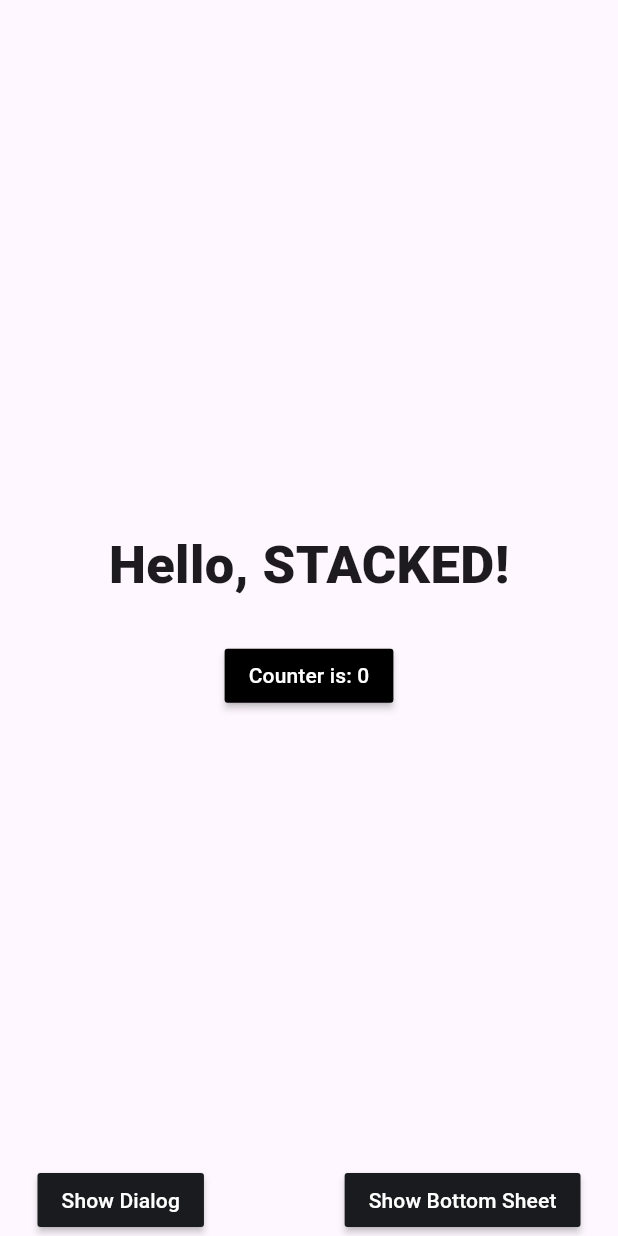
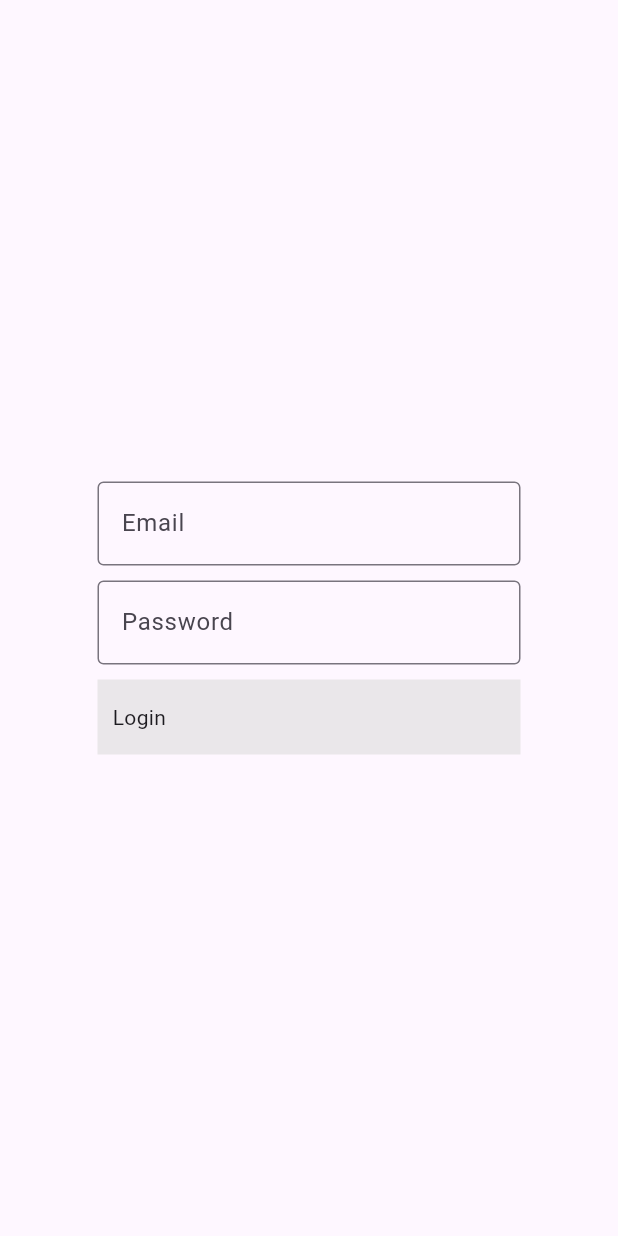
Before and after one commit to LeNikki/pinoki, a Flutter app: the screen it shows after launch, on a phone screen of 412 x 824 dp. Run offline on Flutter 3.47's test engine with Material 3 defaults, Android fonts, the phone set to English and light mode, and no system bars; our stand-ins replace stacked, stacked_services, stacked_shared.

Commit message:
basic login page

```diff
--- a/lib/app/app.dart
+++ b/lib/app/app.dart
@@ -4,13 +4,15 @@ import 'package:pinoki/ui/views/home/home_view.dart';
 import 'package:pinoki/ui/views/startup/startup_view.dart';
 import 'package:stacked/stacked_annotations.dart';
 import 'package:stacked_services/stacked_services.dart';
+import 'package:pinoki/ui/views/login/login_view.dart';
 // @stacked-import
 
 @StackedApp(
   routes: [
     MaterialRoute(page: HomeView),
     MaterialRoute(page: StartupView),
-    // @stacked-route
+    MaterialRoute(page: LoginView),
+// @stacked-route
   ],
   dependencies: [
     LazySingleton(classType: BottomSheetService),
--- a/lib/app/app.router.dart
+++ b/lib/app/app.router.dart
@@ -5,21 +5,25 @@
 // **************************************************************************
 
 // ignore_for_file: no_leading_underscores_for_library_prefixes
-import 'package:flutter/material.dart' as _i4;
+import 'package:flutter/material.dart' as _i5;
 import 'package:flutter/material.dart';
 import 'package:pinoki/ui/views/home/home_view.dart' as _i2;
+import 'package:pinoki/ui/views/login/login_view.dart' as _i4;
 import 'package:pinoki/ui/views/startup/startup_view.dart' as _i3;
 import 'package:stacked/stacked.dart' as _i1;
-import 'package:stacked_services/stacked_services.dart' as _i5;
+import 'package:stacked_services/stacked_services.dart' as _i6;
 
 class Routes {
   static const homeView = '/home-view';
 
   static const startupView = '/startup-view';
 
+  static const loginView = '/login-view';
+
   static const all = <String>{
     homeView,
     startupView,
+    loginView,
   };
 }
 
@@ -33,18 +37,28 @@ class StackedRouter extends _i1.RouterBase {
       Routes.startupView,
       page: _i3.StartupView,
     ),
+    _i1.RouteDef(
+      Routes.loginView,
+      page: _i4.LoginView,
+    ),
   ];
 
   final _pagesMap = <Type, _i1.StackedRouteFactory>{
     _i2.HomeView: (data) {
-      return _i4.MaterialPageRoute<dynamic>(
+      return _i5.MaterialPageRoute<dynamic>(
         builder: (context) => const _i2.HomeView(),
         settings: data,
       );
     },
     _i3.StartupView: (data) {
-      return _i4.MaterialPageRoute<dynamic>(
+      return _i5.MaterialPageRoute<dynamic>(
         builder: (context) => const _i3.StartupView(),
+        settings: data,
+      );
+    },
+    _i4.LoginView: (data) {
+      return _i5.MaterialPageRoute<dynamic>(
+        builder: (context) => const _i4.LoginView(),
         settings: data,
       );
     },
@@ -57,7 +71,7 @@ class StackedRouter extends _i1.RouterBase {
   Map<Type, _i1.StackedRouteFactory> get pagesMap => _pagesMap;
 }
 
-extension NavigatorStateExtension on _i5.NavigationService {
+extension NavigatorStateExtension on _i6.NavigationService {
   Future<dynamic> navigateToHomeView([
     int? routerId,
     bool preventDuplicates = true,
@@ -80,6 +94,20 @@ extension NavigatorStateExtension on _i5.NavigationService {
         transition,
   ]) async {
     return navigateTo<dynamic>(Routes.startupView,
+        id: routerId,
+        preventDuplicates: preventDuplicates,
+        parameters: parameters,
+        transition: transition);
+  }
+
+  Future<dynamic> navigateToLoginView([
+    int? routerId,
+    bool preventDuplicates = true,
+    Map<String, String>? parameters,
+    Widget Function(BuildContext, Animation<double>, Animation<double>, Widget)?
+        transition,
+  ]) async {
+    return navigateTo<dynamic>(Routes.loginView,
         id: routerId,
         preventDuplicates: preventDuplicates,
         parameters: parameters,
@@ -113,4 +141,18 @@ extension NavigatorStateExtension on _i5.NavigationService {
         parameters: parameters,
         transition: transition);
   }
+
+  Future<dynamic> replaceWithLoginView([
+    int? routerId,
+    bool preventDuplicates = true,
+    Map<String, String>? parameters,
+    Widget Function(BuildContext, Animation<double>, Animation<double>, Widget)?
+        transition,
+  ]) async {
+    return replaceWith<dynamic>(Routes.loginView,
+        id: routerId,
+        preventDuplicates: preventDuplicates,
+        parameters: parameters,
+        transition: transition);
+  }
 }
--- /dev/null
+++ b/lib/ui/views/login/login_view.dart
@@ -0,0 +1,77 @@
+import 'package:flutter/material.dart';
+import 'package:stacked/stacked.dart';
+
+import 'login_viewmodel.dart';
+
+class LoginView extends StackedView<LoginViewModel> {
+  const LoginView({Key? key}) : super(key: key);
+
+  @override
+  Widget builder(
+    BuildContext context,
+    LoginViewModel viewModel,
+    Widget? child,
+  ) {
+    return Scaffold(
+      backgroundColor: Theme.of(context).colorScheme.background,
+      body: Container(
+        padding: const EdgeInsets.only(left: 25.0, right: 25.0),
+        child: Container(
+          padding: const EdgeInsets.symmetric(horizontal: 40),
+          child: Column(
+          mainAxisAlignment: MainAxisAlignment.center,
+          children: [
+            TextField(
+              decoration: const InputDecoration(
+                hintText: "Enter email",
+                label: Text("Email"),
+                border: OutlineInputBorder()
+              ),
+              textInputAction: TextInputAction.next,
+              focusNode: viewModel.emailNode,
+              onSubmitted: (_) {  FocusScope.of(context).requestFocus(viewModel.passwordNode);}
+            ),
+            SizedBox(height: 10),
+            TextField(
+              decoration: const InputDecoration(
+                hintText: "Enter password",
+                label: Text("Password"),
+                border: OutlineInputBorder()
+              ),
+              focusNode: viewModel.passwordNode,
+              textInputAction: TextInputAction.next,
+              onSubmitted: (_) => viewModel.login()
+            ),
+            GestureDetector(
+              onTap: (){},
+              child: Container(
+                //decoration:
+                //BoxDecoration(
+                  // boxShadow: [
+                  //   BoxShadow(
+                  //     offset: Offset(0, 0),
+                  //     blurRadius: 10
+                  //   )
+                  // ],
+
+                //),
+                color:const Color.fromARGB(153, 220, 220, 220),
+                padding: EdgeInsets.symmetric(vertical: 15, horizontal: 10),
+                margin: EdgeInsets.only(top: 10),
+                width: MediaQuery.of(context).size.width,
+                child: Text("Login"),
+              ))
+          ],
+        ),
+        )
+
+      ),
+    );
+  }
+
+  @override
+  LoginViewModel viewModelBuilder(
+    BuildContext context,
+  ) =>
+      LoginViewModel();
+}
--- /dev/null
+++ b/lib/ui/views/login/login_viewmodel.dart
@@ -0,0 +1,14 @@
+import 'package:flutter/widgets.dart';
+import 'package:stacked/stacked.dart';
+
+class LoginViewModel extends BaseViewModel {
+  final emailNode = FocusNode();
+  final passwordNode = FocusNode();
+
+  final emailController = TextEditingController();
+  final passwordController = TextEditingController();
+
+  void login(){
+
+  }
+}
--- a/lib/ui/views/startup/startup_viewmodel.dart
+++ b/lib/ui/views/startup/startup_viewmodel.dart
@@ -13,6 +13,6 @@ class StartupViewModel extends BaseViewModel {
     // This is where you can make decisions on where your app should navigate when
     // you have custom startup logic
 
-    _navigationService.replaceWithHomeView();
+    _navigationService.replaceWithLoginView();
   }
 }
```
Also changed, not shown: 1 other file.
